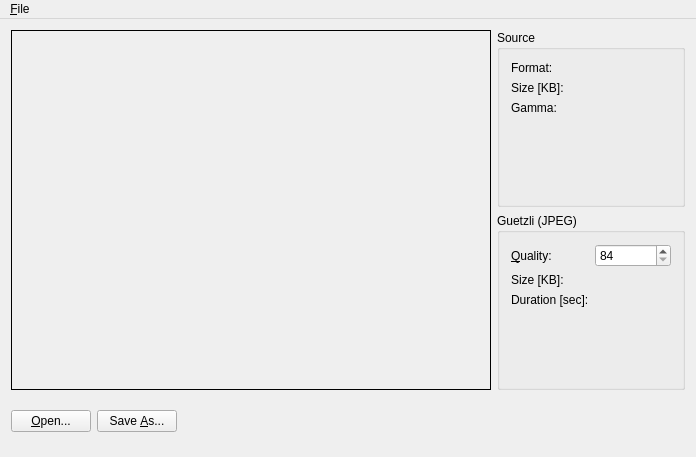
Qt form GuetzliSimpleGUI/MainWindow.ui (till213/GuetzliImageIOPlugin) before a commit.
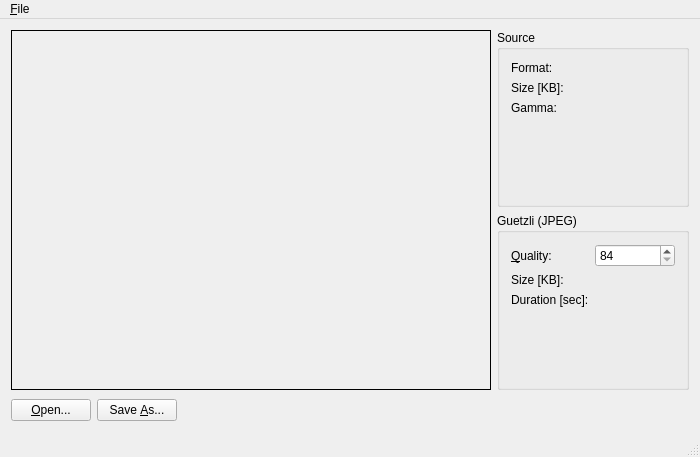
The same form after that commit.

Commit message: "Longer than thought" (add a status bar).

```diff
--- a/GuetzliSimpleGUI/MainWindow.ui
+++ b/GuetzliSimpleGUI/MainWindow.ui
@@ -6,7 +6,7 @@
    <rect>
     <x>0</x>
     <y>0</y>
-    <width>696</width>
+    <width>700</width>
     <height>457</height>
    </rect>
   </property>
@@ -224,8 +224,8 @@
     <rect>
      <x>0</x>
      <y>0</y>
-     <width>696</width>
-     <height>21</height>
+     <width>700</width>
+     <height>22</height>
     </rect>
    </property>
    <widget class="QMenu" name="fileMenu">
@@ -239,6 +239,7 @@
    </widget>
    <addaction name="fileMenu"/>
   </widget>
+  <widget class="QStatusBar" name="statusBar"/>
   <action name="openAction">
    <property name="text">
     <string>&amp;Open...</string>
```
The commit also changes 1 other file.
